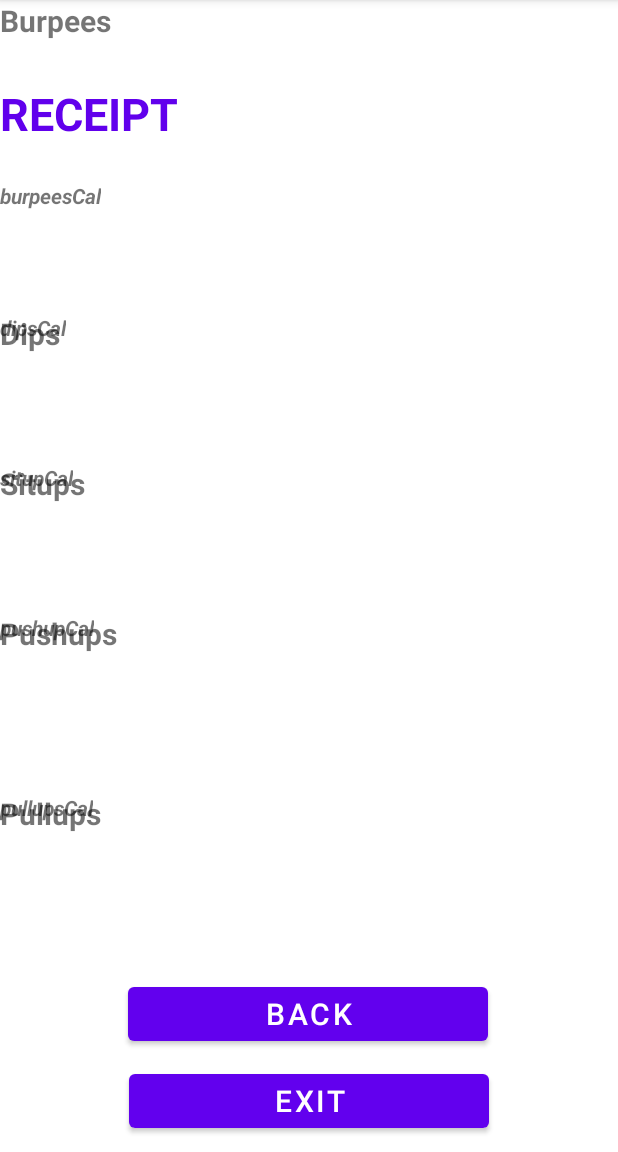
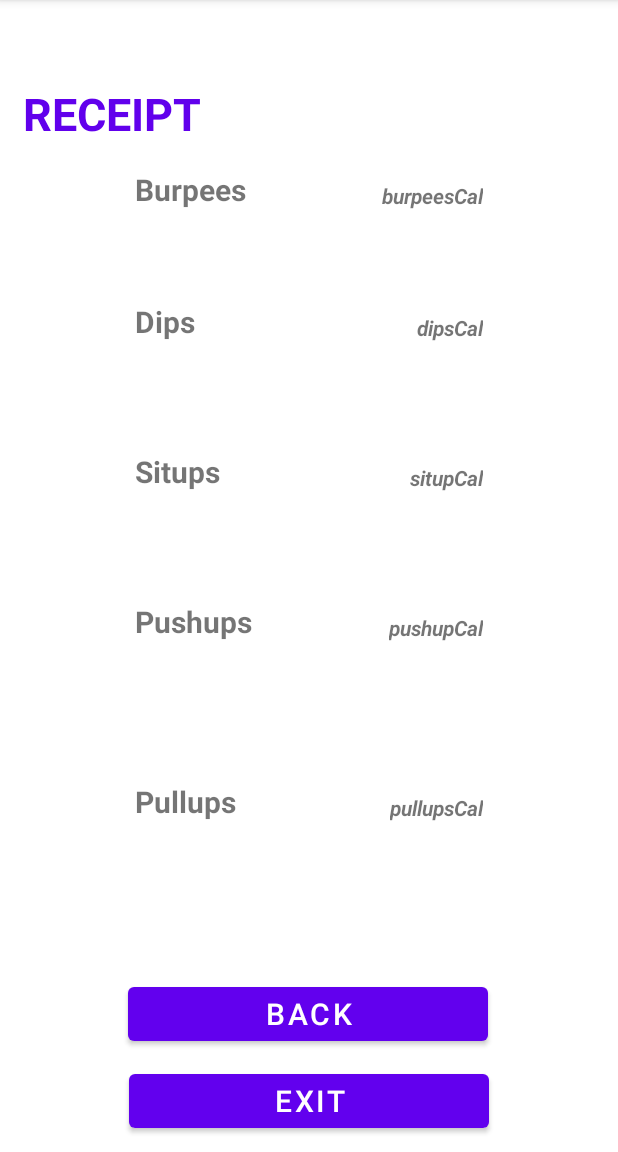
Before and after one commit to MatOldham/App-Programming-Project, an Android app: the Receipt screen opened directly, with no data from a screen before it, on a phone screen of 412 x 824 dp, the part 84-1236 px from its top. Run offline under Robolectric (Android 15) with nearby library versions, the phone set to English and light mode, and no system bars; 5 statements that could not run were skipped.

Commit message:
Added functionality to the receipt page.

```diff
--- a/app/src/main/java/edu/utsa/cs3443/myfitlife/Receipt.java
+++ b/app/src/main/java/edu/utsa/cs3443/myfitlife/Receipt.java
@@ -7,6 +7,8 @@ import android.widget.Button;
 import android.widget.TextView;
 import android.os.Bundle;
 import android.view.View;
+
+import java.util.HashMap;
 
 import edu.utsa.cs3443.myfitlife.model.Workout;
 
@@ -22,11 +24,6 @@ public class Receipt extends AppCompatActivity {
 
 
 
-        TextView burpeesText = findViewById(R.id.textView17);
-        TextView dipsText = findViewById(R.id.textView10);
-        TextView pullupText = findViewById(R.id.textView7);
-        TextView pushupText = findViewById(R.id.textView8);
-        TextView situpText = findViewById(R.id.textView9);
 
         String workName = getIntent().getStringExtra("workName");
 
@@ -46,8 +43,25 @@ public class Receipt extends AppCompatActivity {
             }
         });
 
-        do {
-            //prints out contents
-        } while(workoutList != null);
+    }
+
+    protected void onStart() {
+        super.onStart();
+
+
+        TextView burpeesText = findViewById(R.id.textView17);
+        TextView dipsText = findViewById(R.id.textView10);
+        TextView pullupText = findViewById(R.id.textView7);
+        TextView pushupText = findViewById(R.id.textView8);
+        TextView situpText = findViewById(R.id.textView9);
+        HashMap<String, Integer> calMap = (HashMap<String, Integer>) getIntent().getSerializableExtra("calMap");
+
+        burpeesText.setText(calMap.get("Burpees") + "");
+        dipsText.setText(calMap.get("Dips") + "");
+        pullupText.setText(calMap.get("Pullups") + "");
+        pushupText.setText(calMap.get("Pushups") + "");
+        situpText.setText(calMap.get("Situps") + "");
+
+
     }
 }
--- a/app/src/main/java/edu/utsa/cs3443/myfitlife/WorkoutDetail.java
+++ b/app/src/main/java/edu/utsa/cs3443/myfitlife/WorkoutDetail.java
@@ -12,6 +12,7 @@ public class WorkoutDetail extends AppCompatActivity {
 
     @Override
     protected void onCreate(Bundle savedInstanceState) {
+
         super.onCreate(savedInstanceState);
         setContentView(R.layout.activity_workout_detail);
 
--- a/app/src/main/java/edu/utsa/cs3443/myfitlife/model/Burpees.java
+++ b/app/src/main/java/edu/utsa/cs3443/myfitlife/model/Burpees.java
@@ -12,6 +12,10 @@ public class Burpees extends Workout{
         return burpees_userIn / (200 * 60);
     }
 
+    public String getWorkoutName(){
+        return this.workoutName;
+    }
+
     @NonNull
     public static String getDesc() {
         return " A burpee is essentially a two-part exercise: " +
--- a/app/src/main/java/edu/utsa/cs3443/myfitlife/model/Dips.java
+++ b/app/src/main/java/edu/utsa/cs3443/myfitlife/model/Dips.java
@@ -13,7 +13,9 @@ public class Dips extends Workout {
     public double dips_calPerRep(double dips_userIn) {
         return dips_userIn * 2;
     }
-
+    public String getWorkoutName(){
+        return this.workoutName;
+    }
     @NonNull
     public static String getDesc() {
         return "Dips are a bodyweight exercise that develops the triceps and other upper-body muscles. The exercise begins when you hold on to parallel bars with your arms straight. You then bend your elbows until your upper arms are parallel to the ground before driving up to the starting position.";
--- a/app/src/main/java/edu/utsa/cs3443/myfitlife/model/Pullup.java
+++ b/app/src/main/java/edu/utsa/cs3443/myfitlife/model/Pullup.java
@@ -13,7 +13,9 @@ public class Pullup extends Workout {
     public double pullup_calPerRep(double pullup_userIn) {
         return pullup_userIn * 1;
     }
-
+    public String getWorkoutName(){
+        return this.workoutName;
+    }
     @NonNull
     public static String getDesc() {
         return "A pull-up is an upper-body exercise that involves hanging from a pull-up bar by your hands with your palms facing away from you, and lifting your entire body up with your arm and back muscles until your chest touches the bar.";
--- a/app/src/main/java/edu/utsa/cs3443/myfitlife/model/Pushup.java
+++ b/app/src/main/java/edu/utsa/cs3443/myfitlife/model/Pushup.java
@@ -13,7 +13,9 @@ public class Pushup extends Workout {
     public double pushup_calPerRep(double pushup_userIn) {
         return pushup_userIn * .32;
     }
-
+    public String getWorkoutName(){
+        return this.workoutName;
+    }
     @NonNull
     public static String getDesc() {
         return "Push-ups are an exercise in which a person, keeping a prone position, with the hands palms down under the shoulders, the balls of the feet on the ground, and the back straight, pushes the body up and lets it down by an alternate straightening and bending of the arms.";
--- a/app/src/main/java/edu/utsa/cs3443/myfitlife/model/Situp.java
+++ b/app/src/main/java/edu/utsa/cs3443/myfitlife/model/Situp.java
@@ -11,7 +11,9 @@ public class Situp extends Workout {
     public double situp_calPerRep(double situp_userIn){
         return situp_userIn * .5;
     }
-
+    public String getWorkoutName(){
+        return this.workoutName;
+    }
     @NonNull
     public static String getDesc() {
         return " Situps are classic abdominal exercises done by " +
--- a/app/src/main/java/edu/utsa/cs3443/myfitlife/model/Workout.java
+++ b/app/src/main/java/edu/utsa/cs3443/myfitlife/model/Workout.java
@@ -1,4 +1,6 @@
 package edu.utsa.cs3443.myfitlife.model;
+
+import androidx.annotation.NonNull;
 
 public abstract class Workout {
     private int calorieCalc;
@@ -16,6 +18,10 @@ public abstract class Workout {
     public int getCalorieCalc() {
         return calorieCalc;
     }
+    public int getNumReps() { return numReps; }
+
+
+    public abstract String getWorkoutName();
 
     public void setCalorieCalc(int calorieCalc) {
         this.calorieCalc = calorieCalc;
--- a/app/src/main/res/layout/activity_receipt.xml
+++ b/app/src/main/res/layout/activity_receipt.xml
@@ -32,139 +32,128 @@
         android:id="@+id/textView11"
         android:layout_width="wrap_content"
         android:layout_height="wrap_content"
+        android:layout_marginStart="90dp"
+        android:layout_marginBottom="628dp"
         android:text="Burpees"
         android:textSize="20sp"
         android:textStyle="bold"
-        app:layout_contraintBottom_toBottomOf="parent"
-        app:layout_contraintEnd_toEndOf="@+id/textView16"
-        app:layout_contraintStart_toStartOf="parent"
-        tools:layout_editor_absoluteX="24dp"
-        tools:layout_editor_absoluteY="83dp" />
+        app:layout_constraintBottom_toBottomOf="parent"
+        app:layout_constraintStart_toStartOf="parent" />
 
     <TextView
         android:id="@+id/textView12"
         android:layout_width="wrap_content"
         android:layout_height="wrap_content"
-        android:layout_marginBottom="532dp"
+        android:layout_marginStart="90dp"
+        android:layout_marginBottom="540dp"
         android:text="Dips"
         android:textSize="20sp"
         android:textStyle="bold"
         app:layout_constraintBottom_toBottomOf="parent"
-        app:layout_contraintEnd_toEndOf="parent"
-        app:layout_contraintStart_toStartOf="parent"
-        tools:layout_editor_absoluteX="24dp" />
+        app:layout_constraintStart_toStartOf="parent" />
 
     <TextView
         android:id="@+id/textView13"
         android:layout_width="wrap_content"
         android:layout_height="wrap_content"
-        android:layout_marginBottom="212dp"
+        android:layout_marginStart="90dp"
+        android:layout_marginBottom="220dp"
         android:text="Pullups"
         android:textSize="20sp"
         android:textStyle="bold"
         app:layout_constraintBottom_toBottomOf="parent"
-        app:layout_contraintEnd_toEndOf="parent"
-        app:layout_contraintStart_toStartOf="parent"
-        tools:layout_editor_absoluteX="24dp" />
+        app:layout_constraintStart_toStartOf="parent" />
 
     <TextView
         android:id="@+id/textView14"
         android:layout_width="wrap_content"
         android:layout_height="wrap_content"
-        android:layout_marginBottom="332dp"
+        android:layout_marginStart="90dp"
+        android:layout_marginBottom="340dp"
         android:text="Pushups"
         android:textSize="20sp"
         android:textStyle="bold"
         app:layout_constraintBottom_toBottomOf="parent"
-        app:layout_contraintEnd_toEndOf="parent"
-        app:layout_contraintStart_toStartOf="parent"
-        tools:layout_editor_absoluteX="24dp" />
+        app:layout_constraintStart_toStartOf="parent" />
 
     <TextView
         android:id="@+id/textView15"
         android:layout_width="wrap_content"
         android:layout_height="wrap_content"
-        android:layout_marginBottom="432dp"
+        android:layout_marginStart="90dp"
+        android:layout_marginBottom="440dp"
         android:text="Situps"
         android:textSize="20sp"
         android:textStyle="bold"
         app:layout_constraintBottom_toBottomOf="parent"
-        app:layout_contraintEnd_toEndOf="parent"
-        app:layout_contraintStart_toStartOf="parent"
-        tools:layout_editor_absoluteX="24dp" />
+        app:layout_constraintStart_toStartOf="parent" />
 
     <TextView
         android:id="@+id/textView16"
         android:layout_width="wrap_content"
         android:layout_height="wrap_content"
+        android:layout_marginStart="15dp"
         android:layout_marginBottom="672dp"
         android:text="RECEIPT"
         android:textColor="#6100EC"
         android:textSize="30sp"
         android:textStyle="bold"
         app:layout_constraintBottom_toBottomOf="parent"
-        app:layout_contraintEnd_toEndOf="parent"
-        app:layout_contraintStart_toStartOf="parent"
-        tools:layout_editor_absoluteX="16dp" />
+        app:layout_constraintStart_toStartOf="parent" />
 
     <TextView
         android:id="@+id/textView7"
         android:layout_width="wrap_content"
         android:layout_height="wrap_content"
+        android:layout_marginEnd="90dp"
         android:layout_marginBottom="220dp"
         android:text="pullupsCal"
         android:textStyle="bold|italic"
         app:layout_constraintBottom_toBottomOf="parent"
-        app:layout_contraintEnd_toEndOf="parent"
-        app:layout_contraintStart_toStartOf="parent"
-        tools:layout_editor_absoluteX="271dp" />
+        app:layout_constraintEnd_toEndOf="parent" />
 
     <TextView
         android:id="@+id/textView8"
         android:layout_width="wrap_content"
         android:layout_height="wrap_content"
+        android:layout_marginEnd="90dp"
         android:layout_marginBottom="340dp"
         android:text="pushupCal"
         android:textStyle="bold|italic"
         app:layout_constraintBottom_toBottomOf="parent"
-        app:layout_contraintEnd_toEndOf="parent"
-        app:layout_contraintStart_toStartOf="parent"
-        tools:layout_editor_absoluteX="271dp" />
+        app:layout_constraintEnd_toEndOf="parent" />
 
     <TextView
         android:id="@+id/textView9"
         android:layout_width="wrap_content"
         android:layout_height="wrap_content"
+        android:layout_marginEnd="90dp"
         android:layout_marginBottom="440dp"
         android:text="situpCal"
         android:textStyle="bold|italic"
         app:layout_constraintBottom_toBottomOf="parent"
-        app:layout_contraintEnd_toEndOf="parent"
-        app:layout_contraintStart_toStartOf="parent"
-        tools:layout_editor_absoluteX="271dp" />
+        app:layout_constraintEnd_toEndOf="parent" />
 
     <TextView
         android:id="@+id/textView10"
         android:layout_width="wrap_content"
         android:layout_height="wrap_content"
+        android:layout_marginEnd="90dp"
         android:layout_marginBottom="540dp"
         android:text="dipsCal"
         android:textStyle="bold|italic"
         app:layout_constraintBottom_toBottomOf="parent"
-        app:layout_contraintEnd_toEndOf="parent"
-        app:layout_contraintStart_toStartOf="parent"
-        tools:layout_editor_absoluteX="271dp" />
+        app:layout_constraintEnd_toEndOf="parent" />
 
     <TextView
         android:id="@+id/textView17"
         android:layout_width="wrap_content"
         android:layout_height="wrap_content"
+        android:layout_marginEnd="90dp"
         android:layout_marginBottom="628dp"
         android:text="burpeesCal"
         android:textStyle="bold|italic"
         app:layout_constraintBottom_toBottomOf="parent"
-        app:layout_contraintEnd_toEndOf="parent"
-        app:layout_contraintStart_toStartOf="parent"
-        tools:layout_editor_absoluteX="269dp" />
+        app:layout_constraintEnd_toEndOf="parent" />
 
 </androidx.constraintlayout.widget.ConstraintLayout>
```
Also changed, not shown: app/src/main/java/edu/utsa/cs3443/myfitlife/ReceiptController.java (+50 -1 lines).
